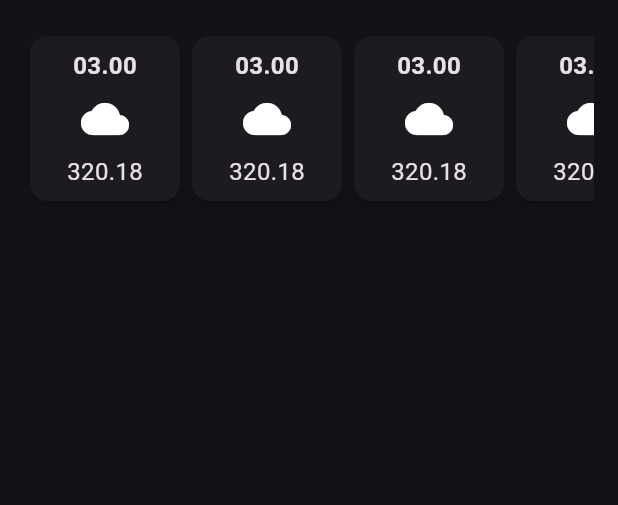
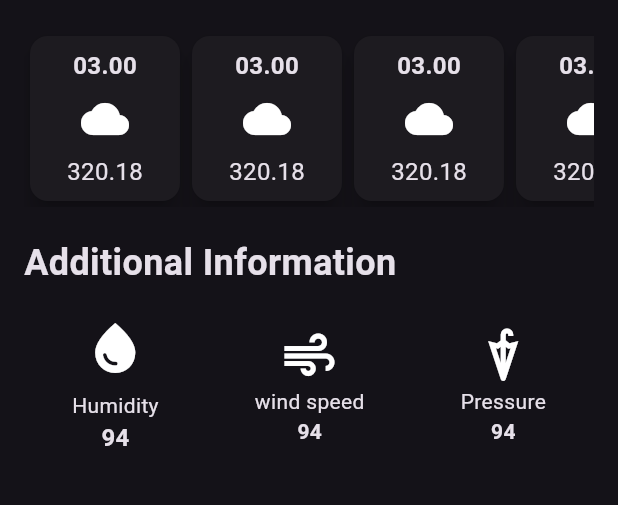
Before and after one commit to arshedgithub/Mobile-weather-app, a Flutter app: the screen it shows after launch, on a phone screen of 412 x 824 dp, the part 486-991 px from its top. Run offline on Flutter 3.47's test engine with Material 2 defaults, Android fonts, the phone set to English and light mode, and no system bars.

Commit message:
add additional info part

```diff
--- a/lib/weather_screen.dart
+++ b/lib/weather_screen.dart
@@ -82,6 +82,63 @@ class _WeatherScreenState extends State<WeatherScreen> {
               HourlyForecastItem(),
               HourlyForecastItem(),
             ]),
+          ),
+          const SizedBox(height: 20),
+          const Text(
+            'Additional Information',
+            style: TextStyle(
+              fontSize: 24,
+              fontWeight: FontWeight.bold,
+            ),
+          ),
+          const SizedBox(height: 20),
+          Row(
+            mainAxisAlignment: MainAxisAlignment.spaceAround,
+            children: [
+              Column(
+                children: [
+                  Icon(
+                    Icons.water_drop,
+                    size: 40,
+                  ),
+                  SizedBox(height: 8),
+                  Text('Humidity'),
+                  Text(
+                    '94',
+                    style: TextStyle(
+                      fontSize: 16,
+                      fontWeight: FontWeight.bold,
+                    ),
+                  ),
+                ],
+              ),
+              Column(
+                children: [
+                  Icon(
+                    Icons.air,
+                    size: 40,
+                  ),
+                  Text('wind speed'),
+                  Text(
+                    '94',
+                    style: TextStyle(fontWeight: FontWeight.bold),
+                  ),
+                ],
+              ),
+              Column(
+                children: [
+                  Icon(
+                    Icons.umbrella_sharp,
+                    size: 40,
+                  ),
+                  Text('Pressure'),
+                  Text(
+                    '94',
+                    style: TextStyle(fontWeight: FontWeight.bold),
+                  ),
+                ],
+              )
+            ],
           )
         ]),
       ),
```
